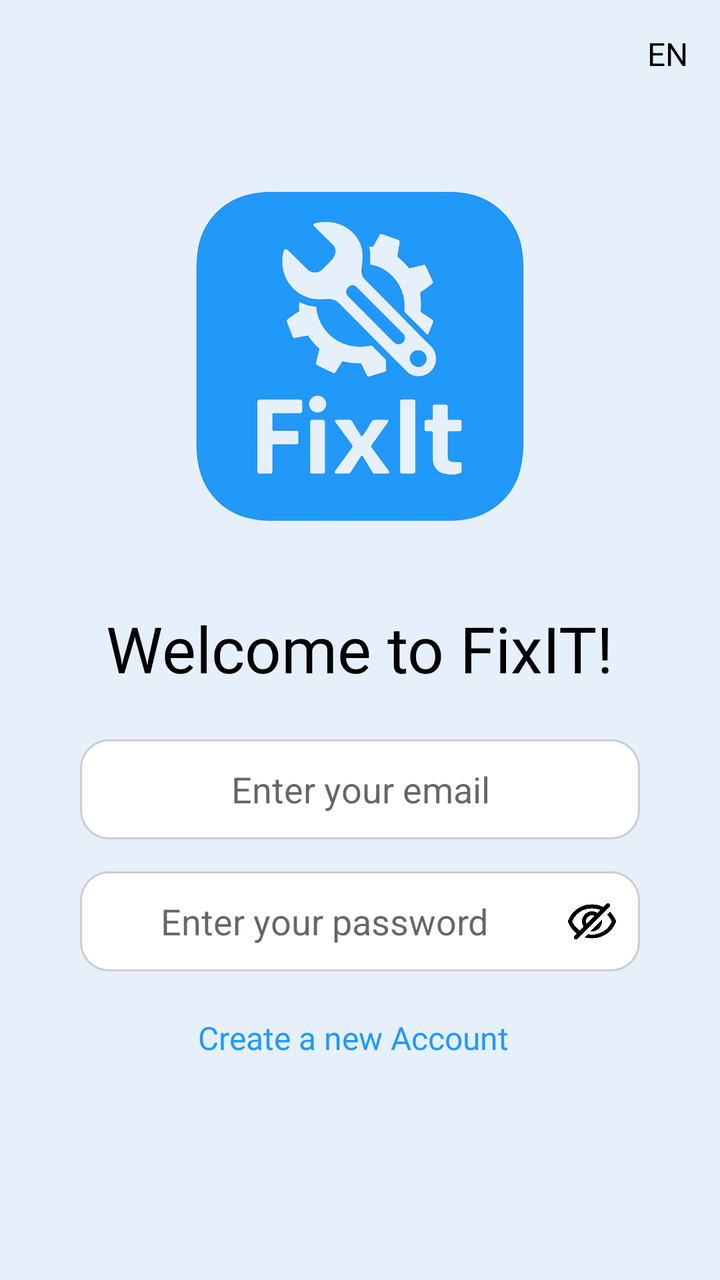
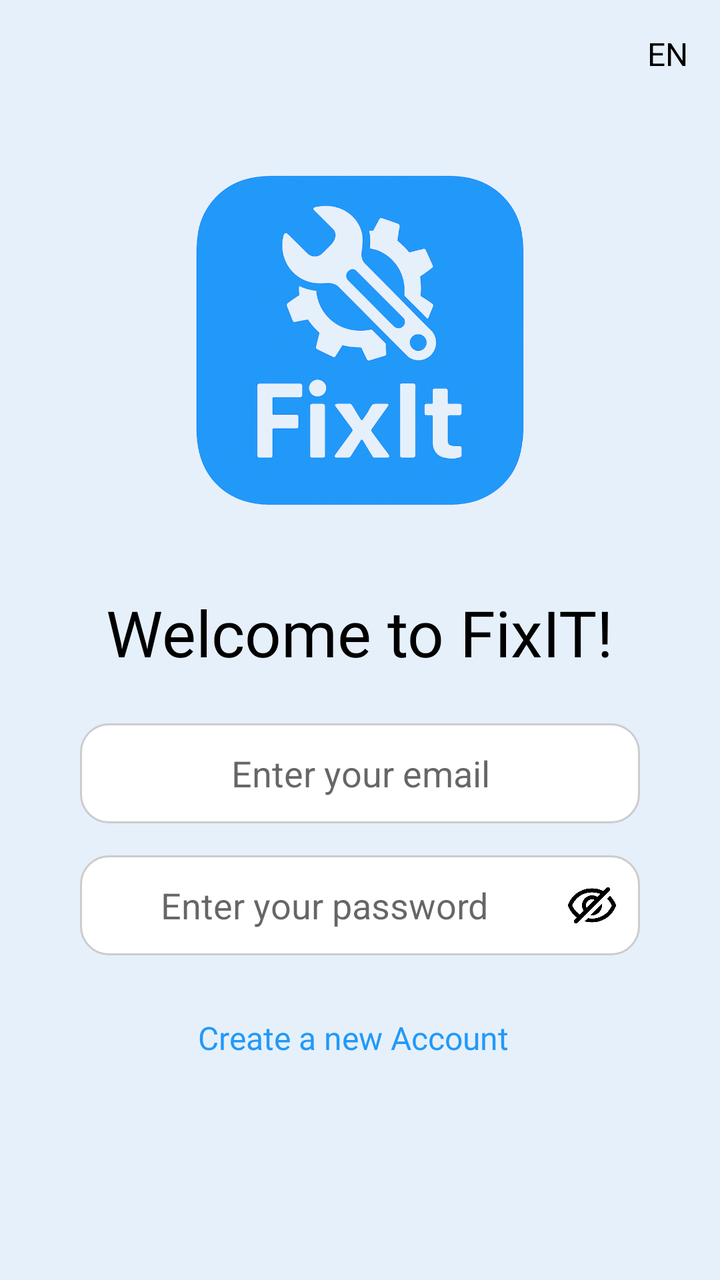

Two renders of the same Android screen: before a commit and after it. Below are the layout's source before the change and the commit's diff.
<!-- AndroidManifest.xml: application theme Theme.FixIt -->
<!-- res/layout/activity_login.xml -->
<?xml version="1.0" encoding="utf-8"?>
<androidx.constraintlayout.widget.ConstraintLayout xmlns:android="http://schemas.android.com/apk/res/android"
    xmlns:app="http://schemas.android.com/apk/res-auto"
    xmlns:tools="http://schemas.android.com/tools"
    android:layout_width="match_parent"
    android:layout_height="match_parent"
    android:background="#E6F0FA"
    android:padding="8dp"
    tools:context=".LoginActivity">

    <TextView
        android:id="@+id/textView3"
        android:layout_width="wrap_content"
        android:layout_height="wrap_content"
        android:layout_marginTop="8dp"
        android:layout_marginEnd="8dp"
        android:text="@string/change_languague"
        android:textColor="#000000"
        android:textSize="16sp"
        app:layout_constraintEnd_toEndOf="parent"
        app:layout_constraintTop_toTopOf="parent" />

    <LinearLayout
        android:id="@+id/languageSelector"
        android:layout_width="wrap_content"
        android:layout_height="wrap_content"
        android:layout_marginTop="8dp"
        android:layout_marginEnd="16dp"
        android:orientation="horizontal"
        app:layout_constraintEnd_toEndOf="parent"
        app:layout_constraintTop_toBottomOf="@id/textView3" />

    <ImageView
        android:id="@+id/logo"
        android:layout_width="204dp"
        android:layout_height="201dp"
        android:layout_marginTop="32dp"
        android:contentDescription="FixIt Logo"
        android:src="@drawable/fixit_logo"
        app:layout_constraintEnd_toEndOf="parent"
        app:layout_constraintStart_toStartOf="parent"
        app:layout_constraintTop_toBottomOf="@id/languageSelector" />

    <TextView
        android:id="@+id/textView"
        android:layout_width="wrap_content"
        android:layout_height="wrap_content"
        android:layout_marginTop="24dp"
        android:fontFamily="@font/rem"
        android:lineSpacingExtra="24sp"
        android:text="@string/welcome_login"
        android:textColor="#000000"
        android:textSize="32sp"
        android:typeface="serif"
        app:layout_constraintEnd_toEndOf="parent"
        app:layout_constraintStart_toStartOf="parent"
        app:layout_constraintTop_toBottomOf="@id/logo" />

    <EditText
        android:id="@+id/emailField"
        android:layout_width="0dp"
        android:layout_height="50dp"
        android:layout_marginStart="32dp"
        android:layout_marginTop="24dp"
        android:layout_marginEnd="32dp"
        android:background="@drawable/rounded_textfield"
        android:hint="@string/email_hint"
        android:padding="12dp"
        android:textAlignment="center"
        app:layout_constraintEnd_toEndOf="parent"
        app:layout_constraintStart_toStartOf="parent"
        app:layout_constraintTop_toBottomOf="@id/textView" />

    <RelativeLayout
        android:id="@+id/relativeLayout3"
        android:layout_width="0dp"
        android:layout_height="50dp"
        android:layout_marginStart="32dp"
        android:layout_marginTop="16dp"
        android:layout_marginEnd="32dp"
        app:layout_constraintEnd_toEndOf="parent"
        app:layout_constraintStart_toStartOf="parent"
        app:layout_constraintTop_toBottomOf="@id/emailField">

        <EditText
            android:id="@+id/passwordField"
            android:layout_width="match_parent"
            android:layout_height="match_parent"
            android:background="@drawable/rounded_textfield"
            android:hint="@string/password_hint"
            android:inputType="textPassword"
            android:padding="12dp"
            android:paddingEnd="48dp"
            android:textAlignment="center" />

        <ImageView
            android:id="@+id/showPasswordButton"
            android:layout_width="24dp"
            android:layout_height="24dp"
            android:layout_alignParentEnd="true"
            android:layout_centerVertical="true"
            android:layout_marginEnd="12dp"
            android:contentDescription="Mostrar palavra-passe"
            android:src="@drawable/ic_eye" />
    </RelativeLayout>

    <Button
        android:id="@+id/loginButton"
        android:layout_width="331dp"
        android:layout_height="50dp"
        android:layout_marginStart="48dp"
        android:layout_marginTop="537dp"
        android:layout_marginEnd="24dp"
        android:layout_marginBottom="136dp"
        android:background="@drawable/rounded_button"
        android:text="@string/login"
        android:textColor="#FFFFFF"
        app:layout_constraintBottom_toBottomOf="parent"
        app:layout_constraintEnd_toEndOf="parent"
        app:layout_constraintHorizontal_bias="1.0"
        app:layout_constraintStart_toStartOf="parent"
        app:layout_constraintTop_toTopOf="parent"
        app:layout_constraintVertical_bias="1.0" />

    <TextView
        android:id="@+id/goToRegisterText"
        android:layout_width="wrap_content"
        android:layout_height="wrap_content"
        android:layout_marginTop="12dp"
        android:fontFamily="@font/roboto"
        android:text="@string/createaccount_hint"
        android:textColor="#2199F9"
        android:textSize="16sp"
        app:layout_constraintEnd_toEndOf="parent"
        app:layout_constraintHorizontal_bias="0.483"
        app:layout_constraintStart_toStartOf="parent"
        app:layout_constraintTop_toBottomOf="@id/loginButton" />

</androidx.constraintlayout.widget.ConstraintLayout>
<!-- resources referenced by this layout -->
<resources>
  <!-- drawable fixit_logo: png bitmap (drawable, 922112 bytes) -->
  <!-- drawable ic_eye: png bitmap (drawable, 15442 bytes) -->
  <!-- drawable rounded_button (drawable) -->
  <shape xmlns:android="http://schemas.android.com/apk/res/android"
      android:shape="rectangle">
  
      <solid android:color="#2199F9"/>
      <corners android:radius="12dp"/>
  </shape>
  <!-- drawable rounded_textfield (drawable) -->
  <shape xmlns:android="http://schemas.android.com/apk/res/android"
      android:shape="rectangle">
  
      <solid android:color="#FFFFFF"/>
  
      <corners android:radius="14dp"/>
  
      <stroke
          android:width="1dp"
          android:color="#CCCCCC"/>
  </shape>
  <string name="change_languague">EN</string>
  <string name="createaccount_hint"> Create a new Account</string>
  <string name="email_hint">Enter your email</string>
  <string name="login">Login</string>
  <string name="password_hint">Enter your password</string>
  <string name="welcome_login">Welcome to FixIT!</string>
  <style name="Theme.FixIt" parent="Theme.MaterialComponents.DayNight.NoActionBar">
          
          <item name="colorPrimary">@color/purple_500</item>
          <item name="colorAccent">@color/teal_200</item>
          <item name="colorPrimaryVariant">@color/purple_700</item>
          <item name="colorOnPrimary">@color/white</item>
          <item name="colorSecondary">@color/teal_200</item>
          <item name="colorOnSecondary">@color/black</item>
  
          
          <item name="android:windowBackground">@color/light_blue</item>
  
          
          <item name="android:forceDarkAllowed" tools:targetApi="q">true</item>
      </style>
  <color name="purple_500">#FF6200EE</color>
  <color name="teal_200">#FF03DAC5</color>
  <color name="purple_700">#FF3700B3</color>
  <color name="white">#FFFFFFFF</color>
  <color name="black">#FF000000</color>
  <color name="light_blue">#E6F0FA</color>
</resources>

<!-- the commit's change to res/layout/activity_login.xml (unified diff, before → after) -->
@@ -2,6 +2,7 @@
 <androidx.constraintlayout.widget.ConstraintLayout xmlns:android="http://schemas.android.com/apk/res/android"
     xmlns:app="http://schemas.android.com/apk/res-auto"
     xmlns:tools="http://schemas.android.com/tools"
+    android:fitsSystemWindows="true"
     android:layout_width="match_parent"
     android:layout_height="match_parent"
     android:background="#E6F0FA"
@@ -9,7 +10,7 @@
     tools:context=".LoginActivity">
 
     <TextView
-        android:id="@+id/textView3"
+        android:id="@+id/languageSelector"
         android:layout_width="wrap_content"
         android:layout_height="wrap_content"
         android:layout_marginTop="8dp"
@@ -19,16 +20,6 @@
         android:textSize="16sp"
         app:layout_constraintEnd_toEndOf="parent"
         app:layout_constraintTop_toTopOf="parent" />
-
-    <LinearLayout
-        android:id="@+id/languageSelector"
-        android:layout_width="wrap_content"
-        android:layout_height="wrap_content"
-        android:layout_marginTop="8dp"
-        android:layout_marginEnd="16dp"
-        android:orientation="horizontal"
-        app:layout_constraintEnd_toEndOf="parent"
-        app:layout_constraintTop_toBottomOf="@id/textView3" />
 
     <ImageView
         android:id="@+id/logo"
<!-- resource entries referenced after the edit -->
@@ -22,19 +22,19 @@
           android:color="#CCCCCC"/>
   </shape>
   <string name="change_languague">EN</string>
-  <string name="createaccount_hint"> Create a new Account</string>
+  <string name="createaccount_hint">Create a new Account</string>
   <string name="email_hint">Enter your email</string>
   <string name="login">Login</string>
   <string name="password_hint">Enter your password</string>
   <string name="welcome_login">Welcome to FixIT!</string>
   <style name="Theme.FixIt" parent="Theme.MaterialComponents.DayNight.NoActionBar">
           
-          <item name="colorPrimary">@color/purple_500</item>
-          <item name="colorAccent">@color/teal_200</item>
-          <item name="colorPrimaryVariant">@color/purple_700</item>
-          <item name="colorOnPrimary">@color/white</item>
-          <item name="colorSecondary">@color/teal_200</item>
-          <item name="colorOnSecondary">@color/black</item>
+          <item name="colorPrimary">#2199F9</item> 
+          <item name="colorPrimaryVariant">#1976D2</item> 
+          <item name="colorOnPrimary">#FFFFFF</item>
+  
+          <item name="colorSecondary">#2199F9</item>
+          <item name="colorOnSecondary">#FFFFFF</item>
   
           
           <item name="android:windowBackground">@color/light_blue</item>
@@ -42,11 +42,6 @@
           
           <item name="android:forceDarkAllowed" tools:targetApi="q">true</item>
       </style>
-  <color name="purple_500">#FF6200EE</color>
-  <color name="teal_200">#FF03DAC5</color>
-  <color name="purple_700">#FF3700B3</color>
-  <color name="white">#FFFFFFFF</color>
-  <color name="black">#FF000000</color>
   <color name="light_blue">#E6F0FA</color>
 </resources>
 
